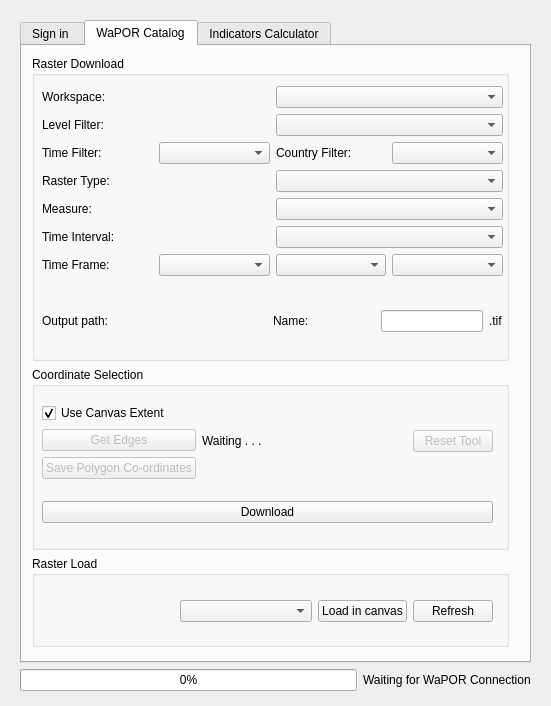
Qt form wap_plugin_dialog_base.ui (WAGIS/wap_plugin) before a commit.
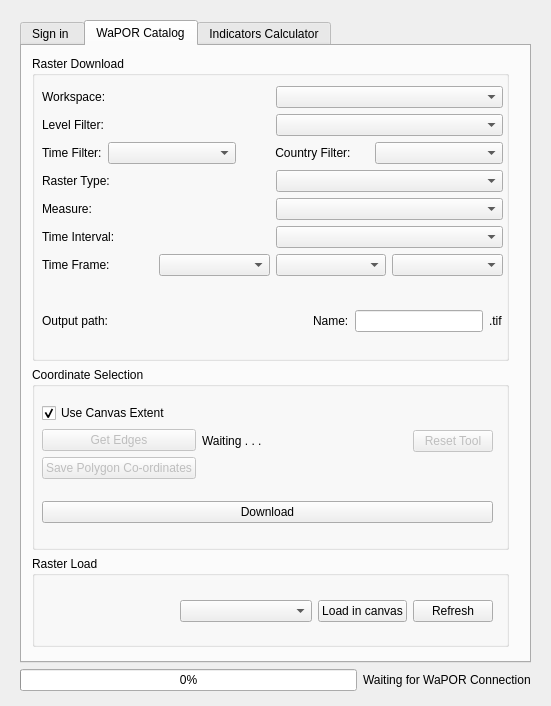
The same form after that commit. The open tabs and pages were chosen to show the change. Custom widgets are drawn as their Qt base class.

```diff
--- a/wap_plugin_dialog_base.ui
+++ b/wap_plugin_dialog_base.ui
@@ -216,7 +216,7 @@
               </layout>
              </item>
              <item>
-              <layout class="QHBoxLayout" name="horizontalLayout_19">
+              <layout class="QHBoxLayout" name="horizontalLayout_19" stretch="0,3,3,3">
                <item>
                 <widget class="QLabel" name="timeFilter">
                  <property name="text">
@@ -229,8 +229,14 @@
                </item>
                <item>
                 <widget class="QLabel" name="countryFilter">
+                 <property name="enabled">
+                  <bool>true</bool>
+                 </property>
+                 <property name="layoutDirection">
+                  <enum>Qt::LeftToRight</enum>
+                 </property>
                  <property name="text">
-                  <string>Country Filter:</string>
+                  <string>          Country Filter:</string>
                  </property>
                 </widget>
                </item>
@@ -302,7 +308,7 @@
               </layout>
              </item>
              <item>
-              <layout class="QHBoxLayout" name="horizontalLayout_11" stretch="1,3,2,2,0">
+              <layout class="QHBoxLayout" name="horizontalLayout_11" stretch="1,3,0,2,0">
                <property name="sizeConstraint">
                 <enum>QLayout::SetDefaultConstraint</enum>
                </property>
```
